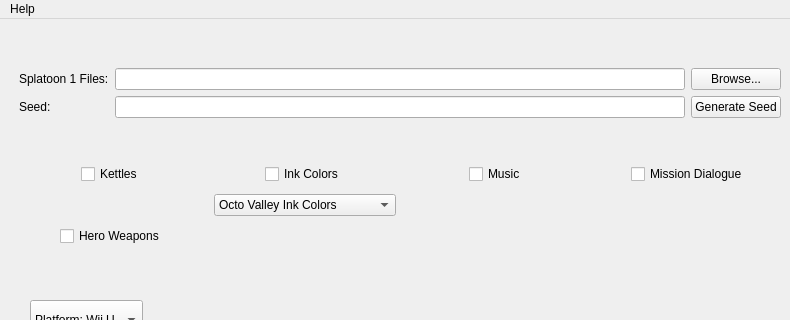
techmuse8/Octo-Valley-Randomizer, file mainUI.ui: the form before one commit; both pictures show x 0 to 790 and y 0 to 320 of the 790 by 570 pixel window.
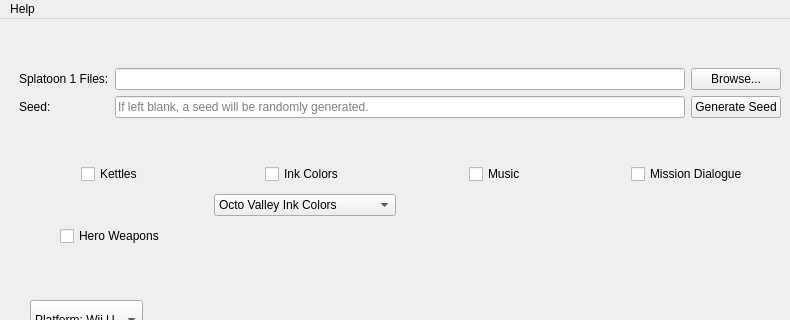
The form after the commit.

Commit message: generate seed if left blank, added link to documentation, remove outputRandoDir if it exists before copying files, and add rando screenshot for wiki

```diff
--- a/mainUI.ui
+++ b/mainUI.ui
@@ -58,7 +58,11 @@
          </widget>
         </item>
         <item row="1" column="1">
-         <widget class="QLineEdit" name="randomizerSeedBox"/>
+         <widget class="QLineEdit" name="randomizerSeedBox">
+          <property name="placeholderText">
+           <string>If left blank, a seed will be randomly generated.</string>
+          </property>
+         </widget>
         </item>
         <item row="0" column="2">
          <widget class="QPushButton" name="browseButton">
```
Left out of the diff: 7 changed lines with no effect on the pictures. The commit also changes 3 other files.
